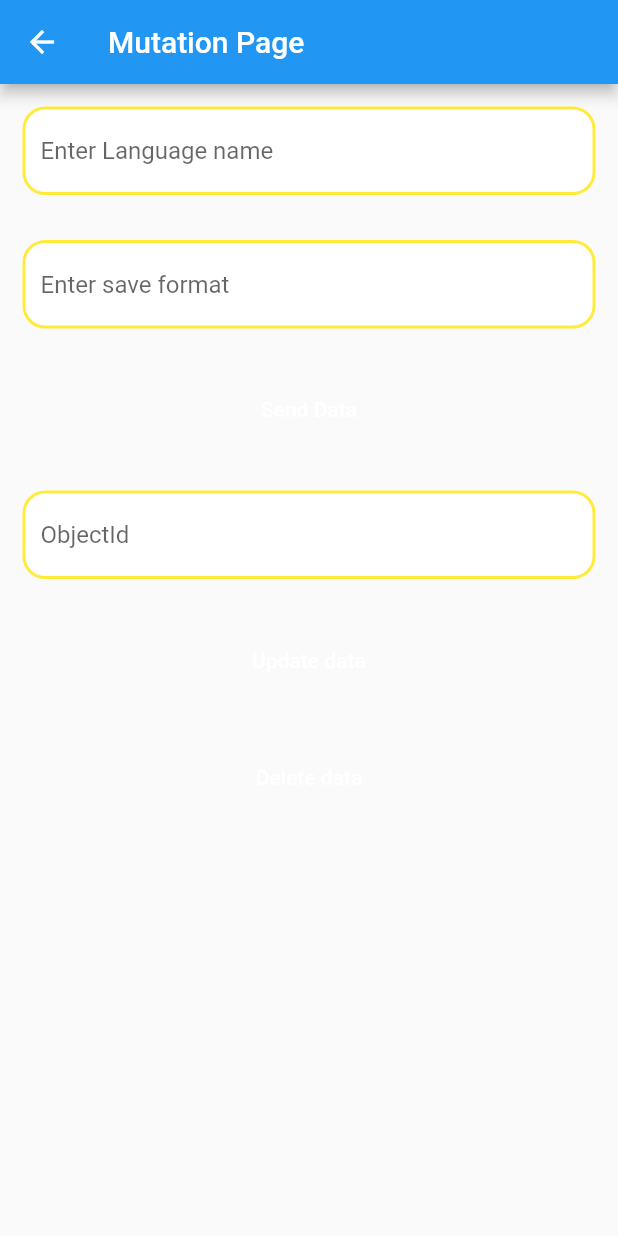
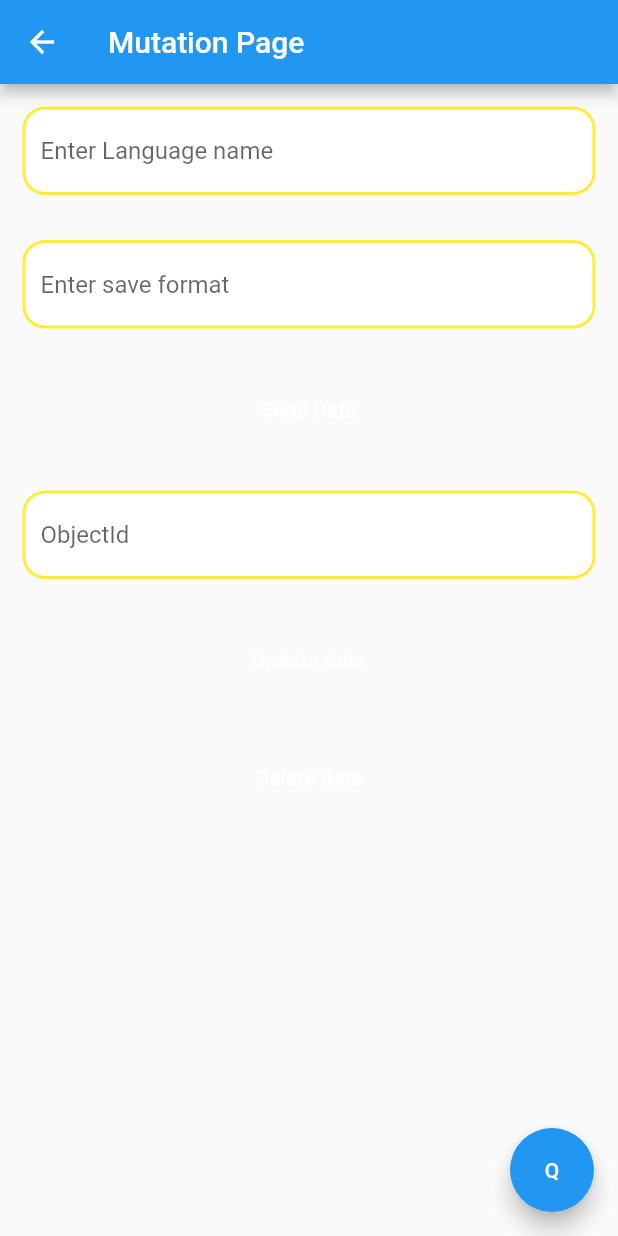
Before and after one commit to templates-back4app/Flutter-GraphQL, a Flutter app: the AppUI screen opened directly, on a phone screen of 412 x 824 dp. Run offline on Flutter 3.47's test engine with Material 2 defaults, Android fonts, the phone set to English and light mode, and no system bars; our stand-ins replace graphql_flutter.

Commit message:
Minor changes

```diff
--- a/lib/app_ui.dart
+++ b/lib/app_ui.dart
@@ -1,3 +1,4 @@
+import 'package:back4appgraphqldemo/main.dart';
 import 'package:flutter/material.dart';
 
 class AppUI extends StatefulWidget {
@@ -26,6 +27,26 @@ class _AppUIState extends State<AppUI> {
     return Scaffold(
       appBar: AppBar(
         title: Text('Mutation Page'),
+      ),
+      floatingActionButton: Row(
+        mainAxisAlignment: MainAxisAlignment.end,
+        children: [
+          FloatingActionButton(
+            heroTag: 'query_page',
+            child: Text('Q',
+              style: TextStyle(
+                color: Colors.white,
+              ),
+            ),
+            onPressed: (){
+              Navigator.pushReplacement(context, MaterialPageRoute(
+                  builder: ((context){
+                    return MyApp();
+                  })
+              ));
+            },
+          ),
+        ],
       ),
       body: Column(
         children: [
```
